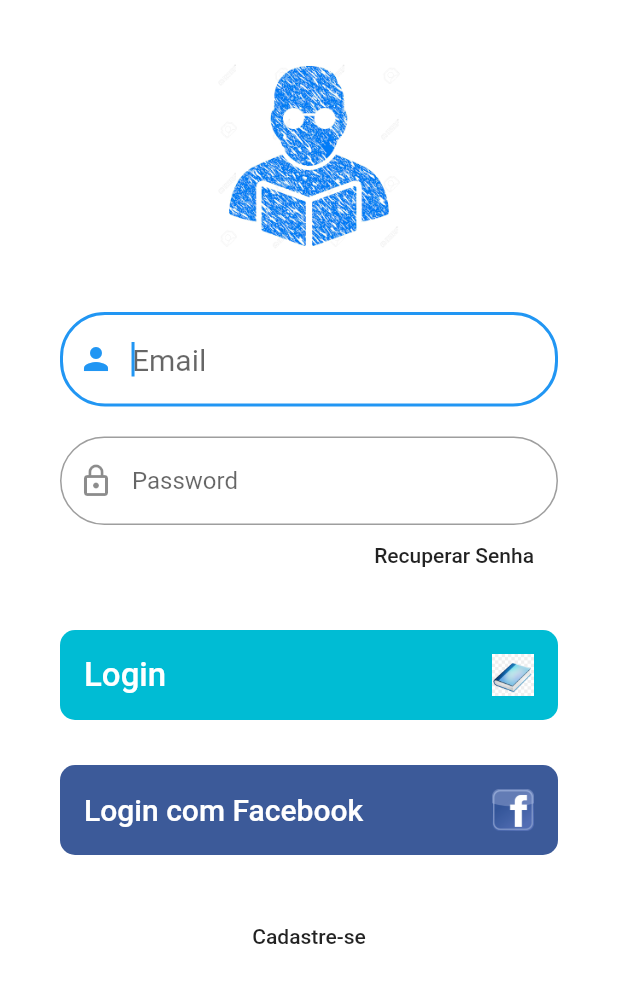
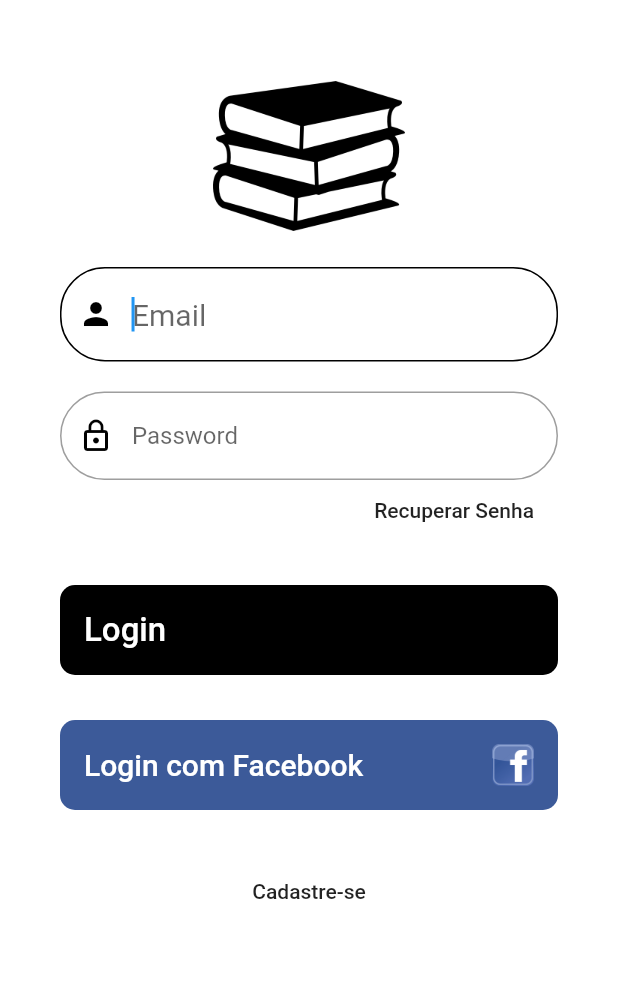
Before and after one commit to gabriellicorrea/trocadelivros, a Flutter app: the Login screen opened directly, on a phone screen of 412 x 824 dp. Shown: the top 983 px of the screen. Run offline on Flutter 3.47's test engine with Material 2 defaults, Android fonts, the phone set to English and light mode, and no system bars.

```diff
--- a/lib/login.dart
+++ b/lib/login.dart
@@ -24,10 +24,16 @@ class _LoginState extends State<Login> {
       decoration: InputDecoration(
         prefixIcon: Icon(
           Icons.person,
+          color: Colors.black,
+        ),
+        focusedBorder: OutlineInputBorder(
+          borderSide: BorderSide(color: Colors.black),
+          borderRadius: BorderRadius.circular(30),
         ),
         hintText: "Email",
-        labelStyle: TextStyle(color: Colors.red),
-        border: OutlineInputBorder(borderRadius: BorderRadius.circular(30)),
+        border: OutlineInputBorder(
+          borderRadius: BorderRadius.circular(30),
+        ),
       ),
       controller: textFieldEmailUsuario,
     );
@@ -37,7 +43,14 @@ class _LoginState extends State<Login> {
       obscureText: true,
       keyboardType: TextInputType.text,
       decoration: InputDecoration(
-        prefixIcon: Icon(Icons.lock_outline),
+        prefixIcon: Icon(
+          Icons.lock_outline,
+          color: Colors.black,
+        ),
+        focusedBorder: OutlineInputBorder(
+          borderSide: BorderSide(color: Colors.black),
+          borderRadius: BorderRadius.circular(30),
+        ),
         hintText: "Password",
         labelStyle: TextStyle(color: Colors.black),
         border: OutlineInputBorder(borderRadius: BorderRadius.circular(30)),
@@ -50,7 +63,7 @@ class _LoginState extends State<Login> {
         height: 60,
         alignment: Alignment.centerLeft,
         decoration: BoxDecoration(
-          color: Colors.cyan,
+          color: Colors.black,
           borderRadius: BorderRadius.all(
             Radius.circular(10),
           ),
@@ -70,7 +83,7 @@ class _LoginState extends State<Login> {
                 ),
                 Container(
                   child: SizedBox(
-                    child: Image.asset("imagens/icon.jpg"),
+                    child: Image.asset("imagens/livro.png"),
                     height: 28,
                     width: 28,
                   ),
@@ -139,9 +152,9 @@ class _LoginState extends State<Login> {
               SizedBox(
                 height: 128,
                 width: 128,
-                child: Image.asset("imagens/person.png", fit: BoxFit.contain),
+                child: Image.asset("imagens/livro.png", fit: BoxFit.contain),
               ),
-              SizedBox(height: 40),
+              SizedBox(height: 10),
               emailField,
               SizedBox(height: 20),
               senhaField,
--- a/lib/main.dart
+++ b/lib/main.dart
@@ -1,5 +1,7 @@
 import 'package:flutter/material.dart';
 import 'package:trocadelivros/login.dart';
+
+import 'cadastro.dart';
 
 void main() => runApp(MyApp());
 
@@ -9,7 +11,7 @@ class MyApp extends StatelessWidget {
     return MaterialApp(
       title: 'Tela de Login',
       theme: ThemeData(primarySwatch: Colors.blue),
-      home: Login(),
+      home: Cadastro(),
     );
   }
 }
```
Also changed, not shown: lib/cadastro.dart (+16 -0 lines), lib/resetpassword.dart (+7 -15 lines), imagens/cadastro.png (added), imagens/cadeado.jpg (added), imagens/facebook.png (added), imagens/fb.png (added), imagens/livro.png (added).
